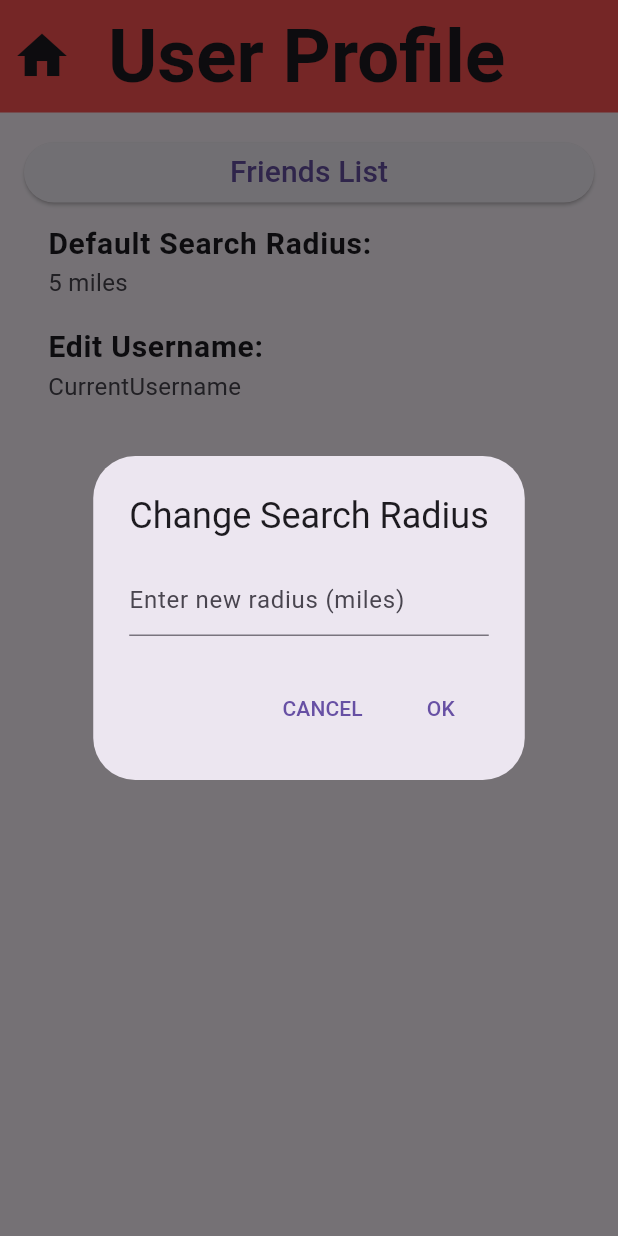
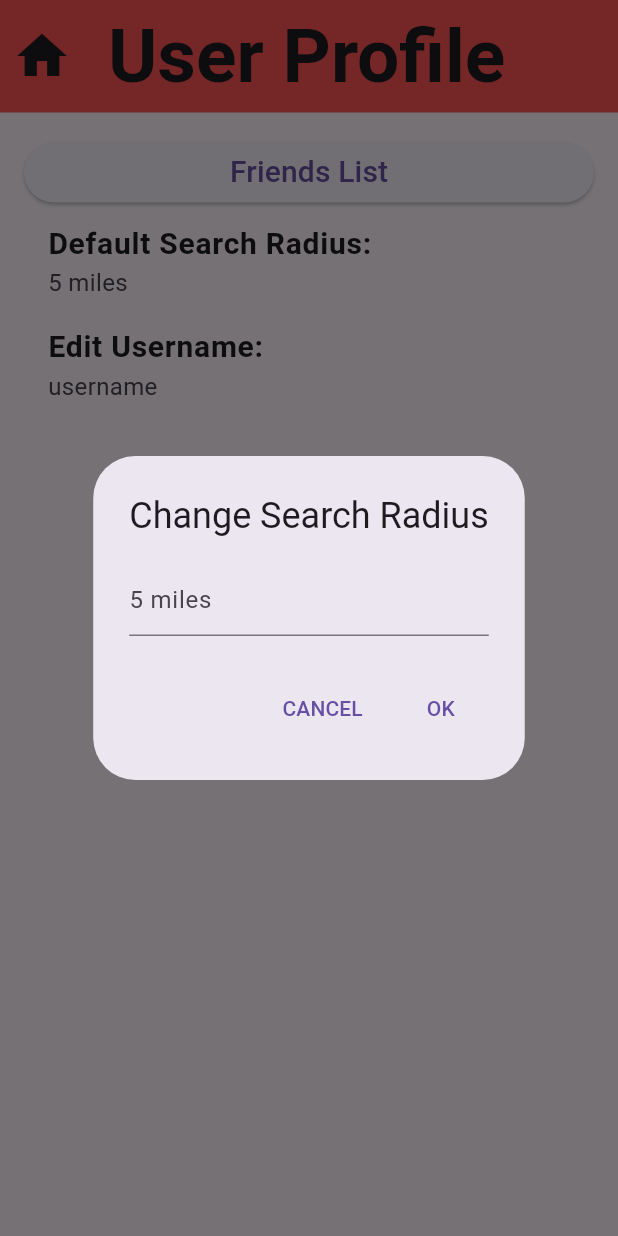
Before and after one commit to DanielVAppel/FlutterProject1, a Flutter app: the ProfilePage screen opened directly, after a tap on "Default Search Radius:", on a phone screen of 412 x 824 dp. Run offline on Flutter 3.47's test engine with Material 3 defaults, Android fonts, the phone set to English and light mode, and no system bars; our stand-ins replace cloud_firestore, contacts_service, firebase_auth, firebase_core, permission_handler; accounts and stored records are empty.

Commit message:
Commit 2, more pages complete.

```diff
--- a/lib/home_screen.dart
+++ b/lib/home_screen.dart
@@ -12,6 +12,7 @@ class HomeScreen extends StatelessWidget {
         title: const Text('Midway Mapper', style: TextStyle(fontSize: 42, fontWeight: FontWeight.bold)),
         backgroundColor: Colors.redAccent, // Set the desired AppBar color
         toolbarHeight: 55,
+        automaticallyImplyLeading: false, // Prevents the back arrow
         actions: <Widget>[
           IconButton(
             icon: const Icon(Icons.settings, size: 40),
--- a/lib/login_screen.dart
+++ b/lib/login_screen.dart
@@ -17,6 +17,7 @@ class LoginScreen extends StatelessWidget {
         backgroundColor: Colors.redAccent, // You can set this to any color you like
         elevation: 0, // Removes shadow under the app bar
         toolbarHeight: 75, // Increase the AppBar height if needed
+        automaticallyImplyLeading: false, // Prevents the back arrow
         title: const SizedBox(
           height: 150,
           child: Center(
--- a/lib/profile_page.dart
+++ b/lib/profile_page.dart
@@ -14,7 +14,27 @@ class ProfilePage extends StatefulWidget {
 
 class ProfilePageState extends State<ProfilePage> {
   int searchRadius = 5; // Default value
-  String username = "CurrentUsername"; // Placeholder for current username
+  String username = 'username'; // Placeholder for current username
+
+  @override
+  void initState() {
+    super.initState();
+    fetchUserData();
+  }
+  Future<void> fetchUserData() async {
+    User? currentUser = FirebaseAuth.instance.currentUser;
+    if (currentUser != null) {
+      DocumentSnapshot userDoc = await FirebaseFirestore.instance.collection('users').doc(currentUser.uid).get();
+      if (userDoc.exists) {
+        Map<String, dynamic> userData = userDoc.data()! as Map<String, dynamic>;
+        setState(() {
+          username = userData['username'] ?? 'Unavailable';
+          searchRadius = userData['searchRadius'] ?? 5; // Assuming 'searchRadius' is stored in Firestore
+
+        });
+      }
+    }
+  }
 
   @override
   Widget build(BuildContext context) {
@@ -89,18 +109,21 @@ class ProfilePageState extends State<ProfilePage> {
     setState(() => username = newUsername);
   }
   }
-
   Future<void> _changeSearchRadius() async {
-    String? newRadius = await showDialog<String>(
+    int? newRadius = await showDialog<int>(
       context: context,
       builder: (BuildContext context) {
-      String? localRadius;
+        int localRadius = searchRadius; // Use current search radius as initial value
         return AlertDialog(
           title: const Text('Change Search Radius'),
           content: TextField(
-          onChanged: (value) => localRadius = value,
-          decoration: const InputDecoration(hintText: "Enter new radius (miles)"),
+            onChanged: (value) {
+              if (value.isNotEmpty) {
+                localRadius = int.tryParse(value) ?? searchRadius;
+              }
+            },
             keyboardType: TextInputType.number,
+            decoration: InputDecoration(hintText: "$searchRadius miles"),
           ),
           actions: <Widget>[
             TextButton(
@@ -116,102 +139,22 @@ class ProfilePageState extends State<ProfilePage> {
       },
     );
 
-  if (newRadius != null && int.tryParse(newRadius) != null) {
-    // Update search radius in Firebase and local state
-    var user = FirebaseAuth.instance.currentUser;
-    int radius = int.parse(newRadius);
-    await FirebaseFirestore.instance.collection('users').doc(user?.uid).update({'searchRadius': radius});
-    setState(() => searchRadius = radius);
-  }
+    if (newRadius != null && newRadius != searchRadius) {
+      // Update the radius in Firestore and local state
+      await updateSearchRadius(newRadius);
     }
   }
 
-// class ProfilePage extends StatefulWidget {
-//   const ProfilePage({super.key});
-//
-//   @override
-//   _ProfilePageState createState() => _ProfilePageState();
-// }
-//
-// class _ProfilePageState extends State<ProfilePage> {
-//   int searchRadius = 5; // Default value
-//   String username = "CurrentUsername"; // Placeholder for current username
-//
-//   @override
-//   Widget build(BuildContext context) {
-//     return Scaffold(
-//       appBar: AppBar(
-//         title: const Text('User Profile', style: TextStyle(fontSize: 60, fontWeight: FontWeight.bold)),
-//         backgroundColor: Colors.redAccent,
-//         toolbarHeight: 75,
-//         leading: IconButton(
-//           icon: const Icon(Icons.home),
-//           onPressed: () => Navigator.pushReplacement(context, MaterialPageRoute(builder: (context) => const HomeScreen())),
-//         ),
-//       ),
-//       body: Padding(
-//         padding: const EdgeInsets.all(16.0),
-//         child: Column(
-//           crossAxisAlignment: CrossAxisAlignment.stretch,
-//           children: <Widget>[
-//             ElevatedButton(
-//               child: const Text('Friends List'),
-//               onPressed: () => Navigator.push(context, MaterialPageRoute(builder: (context) => const FriendList())), // Navigate to FriendList screen
-//             ),
-//             ListTile(
-//               title: const Text('Default Search Radius'),
-//               subtitle: Text('$searchRadius miles'),
-//               onTap: () async {
-//                 // Implement the logic to change the search radius
-//               },
-//             ),
-//             ListTile(
-//               title: const Text('Edit Username'),
-//               subtitle: Text(username),
-//               onTap: () async {
-//                 // Implement the logic to change the username
-//               },
-//             ),
-//             // Add more settings or options as needed
-//           ],
-//         ),
-//       ),
-//     );
-//   }
-// }
-//
-
-//
-// Future<void> _changeSearchRadius() async {
-//   String? newRadius = await showDialog<String>(
-//     context: context,
-//     builder: (BuildContext context) {
-//       return AlertDialog(
-//         title: const Text('Change Search Radius'),
-//         content: TextField(
-//           onChanged: (value) => newRadius = value,
-//           decoration: const InputDecoration(hintText: "Enter new radius (miles)"),
-//           keyboardType: TextInputType.number,
-//         ),
-//         actions: <Widget>[
-//           TextButton(
-//             child: const Text('CANCEL'),
-//             onPressed: () => Navigator.of(context).pop(),
-//           ),
-//           TextButton(
-//             child: const Text('OK'),
-//             onPressed: () => Navigator.of(context).pop(newRadius),
-//           ),
-//         ],
-//       );
-//     },
-//   );
-//
-//   if (newRadius != null && int.tryParse(newRadius!) != null) {
-//     // Update search radius in Firebase and local state
-//     var user = FirebaseAuth.instance.currentUser;
-//     int radius = int.parse(newRadius!);
-//     await FirebaseFirestore.instance.collection('users').doc(user?.uid).update({'searchRadius': radius});
-//     setState(() => searchRadius = radius);
-//   }
-// }
+  Future<void> updateSearchRadius(int newRadius) async {
+    User? currentUser = FirebaseAuth.instance.currentUser;
+    if (currentUser != null) {
+      // Update in Firestore
+      await FirebaseFirestore.instance.collection('users').doc(currentUser.uid).update({
+        'searchRadius': newRadius
+      });
+      // Update local state
+      setState(() {
+        searchRadius = newRadius;
+      });
+    }
+  }}
--- a/pubspec.yaml
+++ b/pubspec.yaml
@@ -43,7 +43,7 @@ dependencies:
 
   flutter_form_builder: ^9.1.1
   form_field_validator: ^1.1.0
-  shared_preferences: ^2.2.2
+  # shared_preferences: ^2.2.2
   flutter_contacts: ^1.1.7+1
   permission_handler: ^11.2.0
   contacts_service: ^0.6.3
```
Also changed, not shown: lib/friend_list.dart (+138 -55 lines), lib/sign_up_screen.dart (+13 -0 lines), pubspec.lock, 1 other file. Lines whose indentation alone changed are shown as unchanged.
